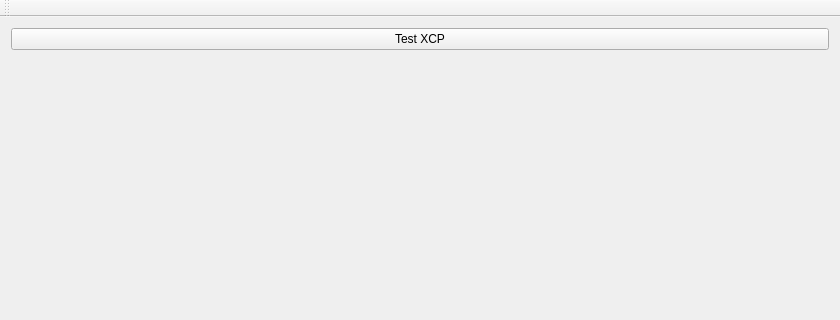
Before: the Qt Designer form QtGUI/TestAppQt.ui in robotjatek/XCP, drawn with Qt 5; both pictures show x 0 to 840 and y 0 to 320 of the 840 by 718 pixel window.
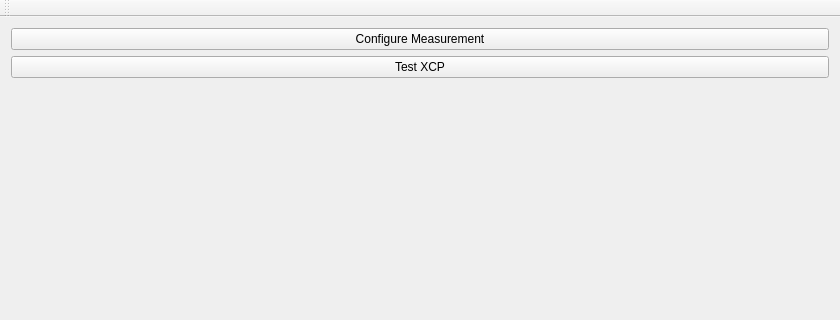
After: the same form once the commit is applied.

Commit message: Preparations for configurable measurements.

Diff of the .ui file:
```diff
--- a/QtGUI/TestAppQt.ui
+++ b/QtGUI/TestAppQt.ui
@@ -15,6 +15,13 @@
   </property>
   <widget class="QWidget" name="centralWidget">
    <layout class="QVBoxLayout" name="verticalLayout">
+    <item>
+     <widget class="QPushButton" name="MeasurementBtn">
+      <property name="text">
+       <string>Configure Measurement</string>
+      </property>
+     </widget>
+    </item>
     <item>
      <widget class="QPushButton" name="TestSend">
       <property name="text">
```
The commit also changes 20 other files.
